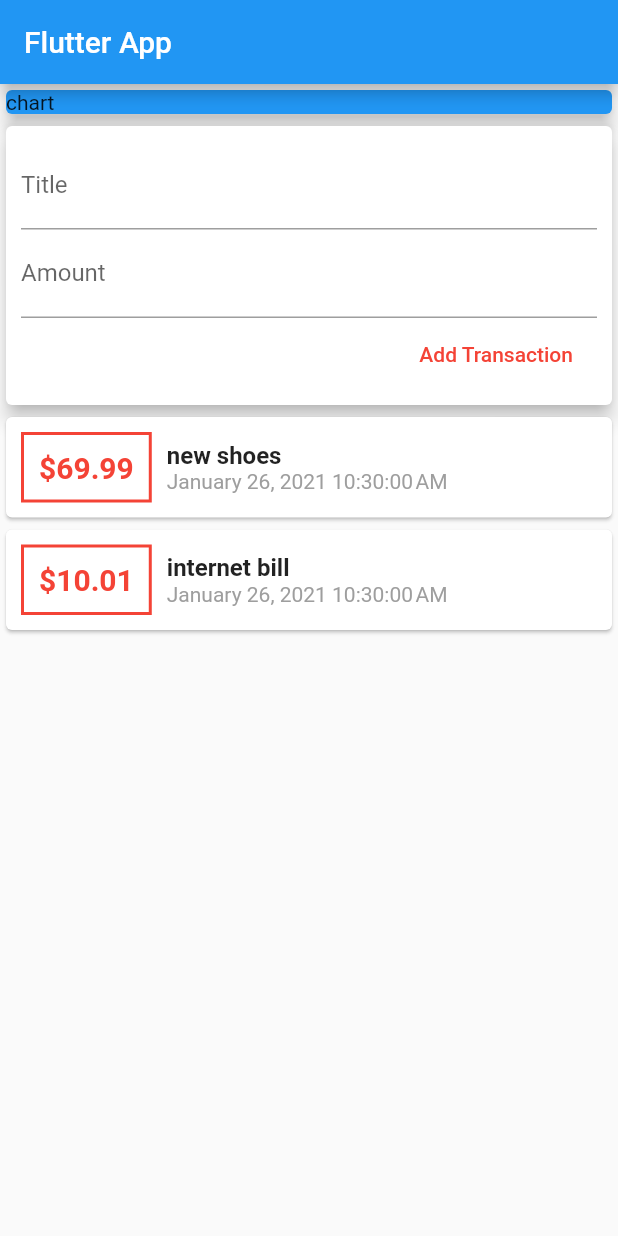
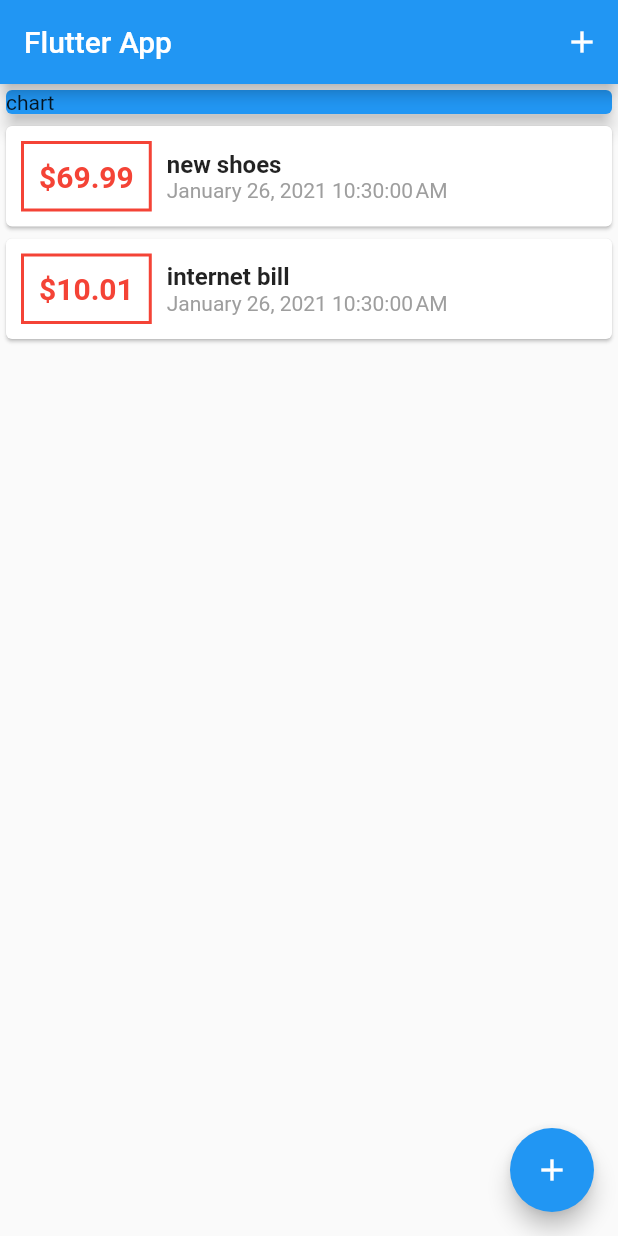
Before and after one commit to fiend361/flutter-personal-expenses-app, a Flutter app: the screen it shows after launch, on a phone screen of 412 x 824 dp. Run offline on Flutter 3.47's test engine with Material 2 defaults, Android fonts, the phone set to English and light mode, and no system bars.

Commit message:
major refactor

```diff
--- a/lib/main.dart
+++ b/lib/main.dart
@@ -1,7 +1,8 @@
+import 'package:flutter/gestures.dart';
 import 'package:flutter/material.dart';
-import 'package:personal_expenses_app/widgets/user_transactions.dart';
 import './widgets/new_transaction.dart';
 import './widgets/transaction_list.dart';
+import 'models/transaction.dart';
 
 void main() {
   runApp(MyApp());
@@ -21,15 +22,64 @@ class MyApp extends StatelessWidget {
   }
 }
 
-class MyHomePage extends StatelessWidget {
-  String titleInput;
-  String amountInput;
+class MyHomePage extends StatefulWidget {
+  @override
+  _MyHomePageState createState() => _MyHomePageState();
+}
+
+class _MyHomePageState extends State<MyHomePage> {
+  final List<Transaction> _userTransactions = [
+    Transaction(
+      id: 't1',
+      title: 'new shoes',
+      amount: 69.99,
+      date: DateTime.now(),
+    ),
+    Transaction(
+      id: 't2',
+      title: 'internet bill',
+      amount: 10.01,
+      date: DateTime.now(),
+    ),
+  ];
+
+  void _addNewTransaction(String title, double amount) {
+    final tx = Transaction(
+      id: DateTime.now().toString(),
+      title: title,
+      amount: amount,
+      date: DateTime.now(),
+    );
+
+    setState(() {
+      _userTransactions.add(tx);
+    });
+  }
+
+  void _startAddNewTransaction(BuildContext context) {
+    showModalBottomSheet(
+      context: context,
+      builder: (_) {
+        return GestureDetector(
+          onTap: () {},
+          child: NewTransaction(_addNewTransaction),
+          behavior: HitTestBehavior.opaque,
+        );
+      },
+    );
+  }
 
   @override
   Widget build(BuildContext context) {
     return Scaffold(
       appBar: AppBar(
         title: Text('Flutter App'),
+        actions: <Widget>[
+          IconButton(
+            icon: Icon(Icons.add),
+            onPressed: () => _startAddNewTransaction(context),
+          ),
+        ],
       ),
       body: SingleChildScrollView(
         child: Column(
@@ -43,9 +93,13 @@ class MyHomePage extends StatelessWidget {
                 elevation: 5,
               ),
             ),
-            UserTransactions(),
+            TransactionList(_userTransactions),
           ],
         ),
+      ),
+      floatingActionButton: FloatingActionButton(
+        child: Icon(Icons.add),
+        onPressed: () => _startAddNewTransaction(context),
       ),
     );
   }
--- a/lib/widgets/transaction_list.dart
+++ b/lib/widgets/transaction_list.dart
@@ -29,7 +29,7 @@ class TransactionList extends StatelessWidget {
                   ),
                   padding: EdgeInsets.all(10),
                   child: Text(
-                    '\$' + transactions[index].amount.toString(),
+                    '\$' + transactions[index].amount.toStringAsFixed(2),
                     style: TextStyle(
                       fontWeight: FontWeight.bold,
                       fontSize: 20,
--- a/lib/widgets/user_transactions.dart
+++ /dev/null
@@ -1,49 +0,0 @@
-import 'package:flutter/material.dart';
-import './transaction_list.dart';
-import './new_transaction.dart';
-import '../models/transaction.dart';
-
-class UserTransactions extends StatefulWidget {
-  @override
-  _UserTransactionsState createState() => _UserTransactionsState();
-}
-
-class _UserTransactionsState extends State<UserTransactions> {
-  final List<Transaction> _userTransactions = [
-    Transaction(
-      id: 't1',
-      title: 'new shoes',
-      amount: 69.99,
-      date: DateTime.now(),
-    ),
-    Transaction(
-      id: 't2',
-      title: 'internet bill',
-      amount: 10.01,
-      date: DateTime.now(),
-    ),
-  ];
-
-  void _addNewTransaction(String title, double amount) {
-    final tx = Transaction(
-      id: DateTime.now().toString(),
-      title: title,
-      amount: amount,
-      date: DateTime.now(),
-    );
-
-    setState(() {
-      _userTransactions.add(tx);
-    });
-  }
-
-  @override
-  Widget build(BuildContext context) {
-    return Column(
-      children: <Widget>[
-        NewTransaction(_addNewTransaction),
-        TransactionList(_userTransactions),
-      ],
-    );
-  }
-}
```
Also changed, not shown: lib/widgets/new_transaction.dart (+28 -8 lines).
